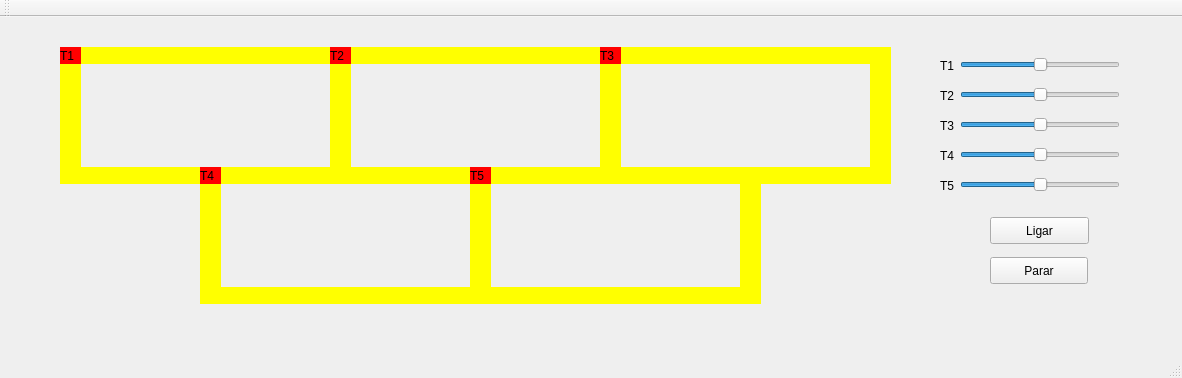
Qt form Trabalho 2/Trens/mainwindow.ui (Iolch/SO_tarefa1) before a commit.
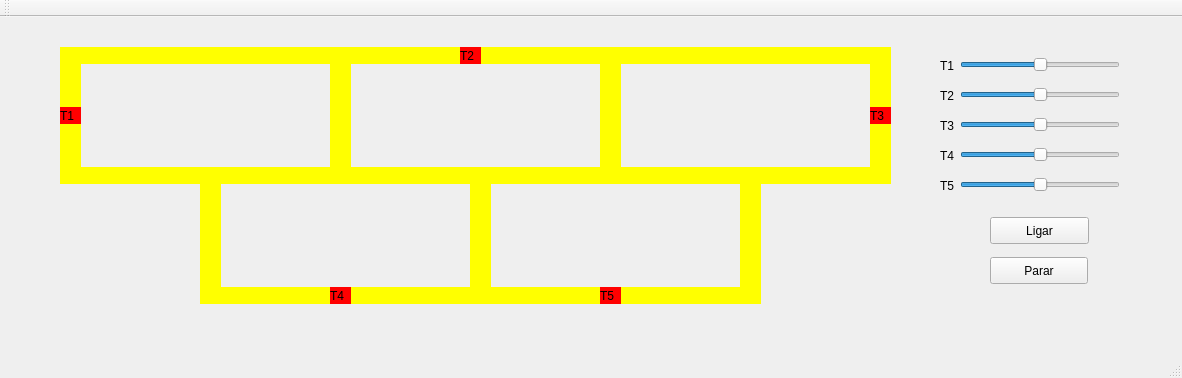
The same form after that commit.

```diff
--- a/Trabalho 2/Trens/mainwindow.ui
+++ b/Trabalho 2/Trens/mainwindow.ui
@@ -18,7 +18,7 @@
     <property name="geometry">
      <rect>
       <x>60</x>
-      <y>30</y>
+      <y>90</y>
       <width>21</width>
       <height>17</height>
      </rect>
@@ -171,7 +171,7 @@
    <widget class="QLabel" name="label_trem2">
     <property name="geometry">
      <rect>
-      <x>330</x>
+      <x>460</x>
       <y>30</y>
       <width>21</width>
       <height>17</height>
@@ -187,8 +187,8 @@
    <widget class="QLabel" name="label_trem3">
     <property name="geometry">
      <rect>
-      <x>600</x>
-      <y>30</y>
+      <x>870</x>
+      <y>90</y>
       <width>21</width>
       <height>17</height>
      </rect>
@@ -331,8 +331,8 @@
    <widget class="QLabel" name="label_trem4">
     <property name="geometry">
      <rect>
-      <x>200</x>
-      <y>150</y>
+      <x>330</x>
+      <y>270</y>
       <width>21</width>
       <height>17</height>
      </rect>
@@ -347,8 +347,8 @@
    <widget class="QLabel" name="label_trem5">
     <property name="geometry">
      <rect>
-      <x>470</x>
-      <y>150</y>
+      <x>600</x>
+      <y>270</y>
       <width>21</width>
       <height>17</height>
      </rect>
```
